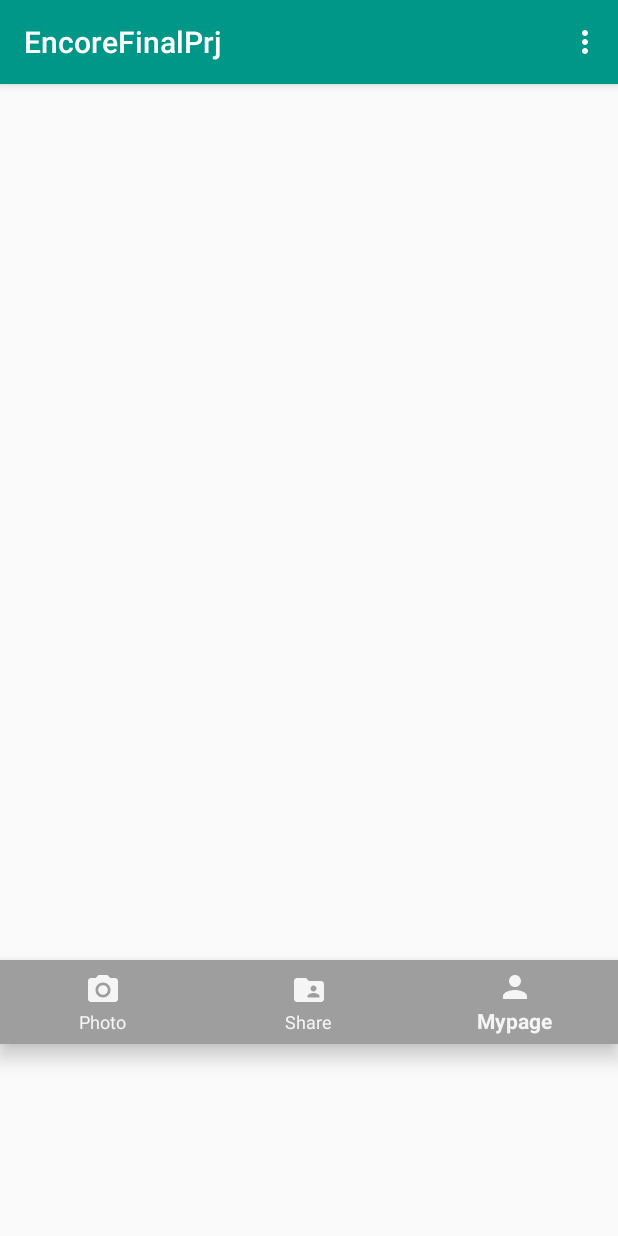
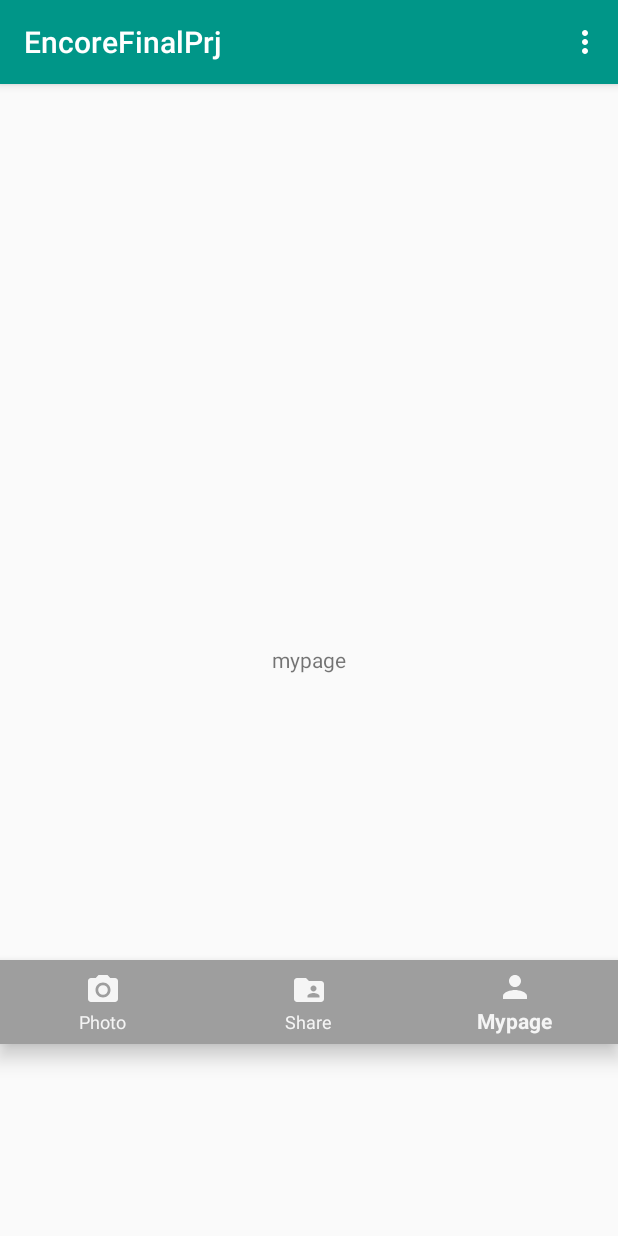
Before and after one commit to neilynayoung/team6, an Android app: the MainActivity screen opened directly, with no data from a screen before it, item 3 of the bottom bar chosen, on a phone screen of 412 x 824 dp. Run offline under Robolectric (Android 15) with nearby library versions, the phone set to English and light mode, and no system bars; our stand-ins replace Firebase (no records; nobody signed in at launch, a user with empty details on screens opened directly); libraries missing offline, so code that uses them is left out: com.firebase.ui; 13 statements that could not run were skipped.

Commit message:
메인 bottomNavigationbar 구현

```diff
--- a/EncoreFinalPrj/app/build.gradle
+++ b/EncoreFinalPrj/app/build.gradle
@@ -5,7 +5,7 @@ apply plugin: 'kotlin-android'
 apply plugin: 'kotlin-android-extensions'
 
 android {
-    compileSdkVersion 26
+    compileSdkVersion 27
     defaultConfig {
         applicationId "com.google.firebase.encore.koreanfood"
         minSdkVersion 19
@@ -34,13 +34,13 @@ dependencies {
 
     implementation fileTree(dir: 'libs', include: ['*.jar'])
     implementation "org.jetbrains.kotlin:kotlin-stdlib-jdk7:$kotlin_version"
-    implementation 'com.android.support:appcompat-v7:26.1.0'
+    implementation 'com.android.support:appcompat-v7:27.1.0'
     implementation 'com.android.support.constraint:constraint-layout:1.1.3'
 
     testImplementation 'junit:junit:4.12'
     androidTestImplementation 'com.android.support.test:runner:1.0.2'
     androidTestImplementation 'com.android.support.test.espresso:espresso-core:3.0.2'
-    implementation 'com.android.support:design:26.0.0'
+    implementation 'com.android.support:design:27.0.2'
     implementation "org.jetbrains.anko:anko:$anko_version"
 
     implementation 'com.airbnb.android:lottie:2.5.4'
--- a/EncoreFinalPrj/app/src/main/java/com/google/firebase/encore/koreanfood/MainActivity.kt
+++ b/EncoreFinalPrj/app/src/main/java/com/google/firebase/encore/koreanfood/MainActivity.kt
@@ -16,8 +16,6 @@ import android.support.v7.app.AppCompatActivity
 import android.util.Log
 import android.view.Menu
 import android.view.MenuItem
-import android.view.View
-import android.widget.Button
 import android.widget.ImageView
 import android.widget.TextView
 import android.widget.Toast
@@ -42,23 +40,35 @@ Output shape = [1, 150]
 
 class MainActivity : AppCompatActivity() {
 
-    // main 하단 네비게이션 바 선택 액션 관련 설정
+    // Fragment 인스턴스 : activity에서 fragment의 변수를 갖고 오기 위한 용도
+    private var photoFragment: PhotoFragment? = null
+    private var shareFragment: ShareFragment? = null
+    private var mypageFragment: MypageFragment? = null
 
+    // 네비게이션 하단 바 액션 등록
     private val mOnNavigationItemSelectedListener = BottomNavigationView.OnNavigationItemSelectedListener { item ->
+
         when (item.itemId) {
             // 메인창
-            R.id.navigation_main -> {
+            R.id.navigation_photo -> {
+                val photoFragment = PhotoFragment.newInstance()
+                openFragment(photoFragment)
+                // 전역 변수에 로컬 변수를 지정
+                this.photoFragment = photoFragment
                 return@OnNavigationItemSelectedListener true
             }
             // 사용자 후기 공유 창
             R.id.navigation_share -> {
                 val shareFragment = ShareFragment.newInstance()
                 openFragment(shareFragment)
+                // 전역 변수에 로컬 변수를 지정
+//                this.shareFragment = shareFragment
 
                 return@OnNavigationItemSelectedListener true
             }
             // 마이페이지 창
             R.id.navigation_mypage -> {
+
                 val mypageFragment = MypageFragment.newInstance()
                 openFragment(mypageFragment)
 
@@ -68,15 +78,8 @@ class MainActivity : AppCompatActivity() {
         false
     }
 
-    private fun openFragment(fragment: Fragment){
-        val transaction = supportFragmentManager.beginTransaction()
-        transaction.replace(R.id.container, fragment)
-        transaction.addToBackStack(null)
-        transaction.commit()
-    }
 
     // 사진 기능 관련 변수
-    private var btn: Button? = null
     private var imageview: ImageView? = null
     private var resultText: TextView? = null
 
@@ -103,15 +106,10 @@ class MainActivity : AppCompatActivity() {
         super.onCreate(savedInstanceState)
         setContentView(R.layout.activity_main)
 
-        // 하단 네비게이션 바 초기화
-        var bottomNavigation: BottomNavigationView = findViewById(R.id.navigationView)
+        // fragment_photo의 요소들 중 btn은 PhotoFragment에서, imageView와 resultText는 MainActivity에서 초기화한다.
+
+        val bottomNavigation: BottomNavigationView = findViewById(R.id.navigationView)
         bottomNavigation.setOnNavigationItemSelectedListener(mOnNavigationItemSelectedListener)
-
-        // 사진 관련
-        btn = findViewById<View>(R.id.btn) as Button
-        imageview = findViewById<View>(R.id.iv) as ImageView
-        resultText = findViewById<View>(R.id.resultText) as TextView
-        btn!!.setOnClickListener { showPictureDialog() }
 
         // ML kit 관련 초기화
         initKoreanFoodClassifier()
@@ -144,6 +142,7 @@ class MainActivity : AppCompatActivity() {
     override fun onResume() {
         super.onResume()
         mFirebaseAuth!!.addAuthStateListener (mAuthStateListener!!)
+
     }
 
     override fun onPause() {
@@ -153,12 +152,21 @@ class MainActivity : AppCompatActivity() {
         }
     }
 
+
     override fun onCreateOptionsMenu(menu: Menu?): Boolean {
         menuInflater.inflate(R.menu.main_menu, menu)
         return true
     }
 
-    private fun showPictureDialog() {
+    fun openFragment(fragment: Fragment){
+        val transaction = supportFragmentManager.beginTransaction()
+        transaction.replace(R.id.container, fragment)
+        transaction.addToBackStack(null)
+        transaction.commit()
+
+    }
+
+    fun showPictureDialog() {
         val pictureDialog = AlertDialog.Builder(this)
         pictureDialog.setTitle("Select Action")
         val pictureDialogItems = arrayOf("Select photo from gallery", "Capture photo from camera")
@@ -195,7 +203,6 @@ class MainActivity : AppCompatActivity() {
 
     }
 
-
     public override fun onActivityResult(requestCode:Int, resultCode:Int, data: Intent?) {
 
         super.onActivityResult(requestCode, resultCode, data)
@@ -207,14 +214,18 @@ class MainActivity : AppCompatActivity() {
                 Toast.makeText(this, "Signed in cancelled!", Toast.LENGTH_SHORT).show()
                 finish()
             }
-
         }
         else if(requestCode == GALLERY) {
-
-            Log.d("갤러리", GALLERY.toString())
             if (data != null) {
                 val contentURI = data.data
                 try {
+
+                    // PhotoFragment에 있는 imageview, resultText를 받아오는 코드
+                    if (imageview == null){
+                        imageview = photoFragment?.imageView
+                        resultText = photoFragment?.resultText
+                    }
+
                     val bitmap = MediaStore.Images.Media.getBitmap(this.contentResolver, contentURI)
                     val path = saveImage(bitmap)
                     // 음식 종류 추론
@@ -230,13 +241,18 @@ class MainActivity : AppCompatActivity() {
             }
         }
         else if (requestCode == CAMERA) {
-            Log.d("가나다라", CAMERA.toString())
+            val thumbnail = data!!.extras!!.get("data") as Bitmap
 
-            val thumbnail = data!!.extras!!.get("data") as Bitmap
+
+            // PhotoFragment에 있는 imageview, resultText를 받아오는 코드
+            if (imageview == null){
+                imageview = photoFragment?.imageView
+                resultText = photoFragment?.resultText
+            }
+
             imageview!!.setImageBitmap(thumbnail)
             // 음식 종류 추론
             foodInference(thumbnail)
-
             saveImage(thumbnail)
             Toast.makeText(this@MainActivity, "Image Saved!", Toast.LENGTH_SHORT).show()
         }
@@ -375,8 +391,6 @@ class MainActivity : AppCompatActivity() {
         mUsername = ANONYMOUS
     }
 
-
-
     companion object {
         private val IMAGE_DIRECTORY = "/demonuts"
         val ANONYMOUS = "anonymous"
--- a/EncoreFinalPrj/app/src/main/java/com/google/firebase/encore/koreanfood/MypageFragment.kt
+++ b/EncoreFinalPrj/app/src/main/java/com/google/firebase/encore/koreanfood/MypageFragment.kt
@@ -5,18 +5,8 @@ import android.support.v4.app.Fragment
 import android.view.LayoutInflater
 import android.view.View
 import android.view.ViewGroup
-import android.widget.Button
-import android.widget.ImageView
-import android.widget.TextView
 
 class MypageFragment: Fragment() {
-
-
-
-    override fun onCreate(savedInstanceState: Bundle?) {
-        super.onCreate(savedInstanceState)
-    }
-
 
     override fun onCreateView(inflater: LayoutInflater, container: ViewGroup?, savedInstanceState: Bundle?): View?
             = inflater.inflate(R.layout.fragment_mypage, container, false)
--- a/EncoreFinalPrj/app/src/main/java/com/google/firebase/encore/koreanfood/ShareFragment.kt
+++ b/EncoreFinalPrj/app/src/main/java/com/google/firebase/encore/koreanfood/ShareFragment.kt
@@ -10,6 +10,7 @@ class ShareFragment: Fragment() {
 
     override fun onCreateView(inflater: LayoutInflater, container: ViewGroup?, savedInstanceState: Bundle?): View?
     = inflater.inflate(R.layout.fragment_share, container, false)
+
     companion object {
         fun newInstance(): ShareFragment = ShareFragment()
     }
--- a/EncoreFinalPrj/app/src/main/res/layout/activity_main.xml
+++ b/EncoreFinalPrj/app/src/main/res/layout/activity_main.xml
@@ -1,11 +1,20 @@
 <?xml version="1.0" encoding="utf-8"?>
-<android.support.constraint.ConstraintLayout xmlns:android="http://schemas.android.com/apk/res/android"
+<android.support.constraint.ConstraintLayout
+        xmlns:android="http://schemas.android.com/apk/res/android"
               xmlns:tools="http://schemas.android.com/tools"
               android:layout_width="match_parent"
               android:layout_height="match_parent"
         xmlns:app="http://schemas.android.com/apk/res-auto"
               android:orientation="vertical"
               tools:context="com.google.firebase.encore.koreanfood.MainActivity">
+
+    <FrameLayout
+            android:id="@+id/container"
+            android:layout_width="match_parent"
+            android:layout_height="match_parent"
+            app:layout_behavior="@string/appbar_scrolling_view_behavior"
+            app:layout_constraintTop_toTopOf="parent" app:layout_constraintEnd_toEndOf="parent"
+            app:layout_constraintStart_toStartOf="parent" app:layout_constraintBottom_toBottomOf="parent"/>
 
 
     <android.support.design.widget.BottomNavigationView
@@ -15,7 +24,8 @@
             app:menu="@menu/navigation"
             app:itemTextColor="@color/browser_actions_bg_grey"
             app:itemIconTint="@color/browser_actions_bg_grey" app:itemBackground="@color/colorAccent"
-            tools:layout_editor_absoluteX="0dp" app:layout_constraintBottom_toBottomOf="parent"
-            android:layout_marginTop="455dp" app:layout_constraintTop_toTopOf="parent"/>
+            app:layout_constraintBottom_toBottomOf="parent"
+            android:layout_marginTop="455dp" app:layout_constraintTop_toTopOf="parent"
+            app:layout_constraintEnd_toEndOf="parent" app:layout_constraintStart_toStartOf="parent"/>
 
 </android.support.constraint.ConstraintLayout>
--- a/EncoreFinalPrj/app/src/main/res/menu/navigation.xml
+++ b/EncoreFinalPrj/app/src/main/res/menu/navigation.xml
@@ -2,7 +2,7 @@
 <menu xmlns:android="http://schemas.android.com/apk/res/android">
 
     <item
-            android:id="@+id/navigation_main"
+            android:id="@+id/navigation_photo"
             android:icon="@drawable/ic_photo_camera_black_24dp"
             android:title="Photo"/>
 
```
Also changed, not shown: EncoreFinalPrj/app/src/main/java/com/google/firebase/encore/koreanfood/PhotoFragment.kt (+29 -3 lines), 1 other file.
